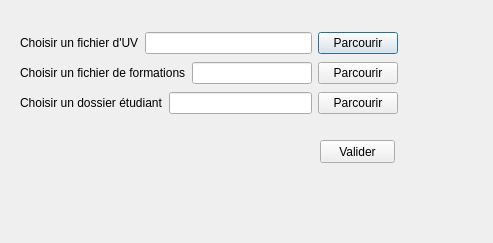
Clement-Fichmann/UTProfiler, file openingwindow.ui: the form before one commit.
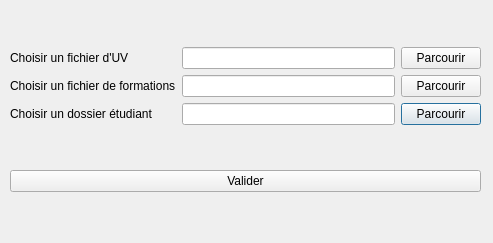
The form after the commit.

```diff
--- a/openingwindow.ui
+++ b/openingwindow.ui
@@ -16,91 +16,120 @@
   <widget class="QWidget" name="verticalLayoutWidget">
    <property name="geometry">
     <rect>
-     <x>20</x>
-     <y>30</y>
-     <width>378</width>
-     <height>89</height>
+     <x>10</x>
+     <y>10</y>
+     <width>471</width>
+     <height>221</height>
     </rect>
    </property>
    <layout class="QVBoxLayout" name="mainlayout">
     <item>
-     <layout class="QHBoxLayout" name="layoutUV">
-      <item>
+     <spacer name="verticalSpacer_2">
+      <property name="orientation">
+       <enum>Qt::Vertical</enum>
+      </property>
+      <property name="sizeHint" stdset="0">
+       <size>
+        <width>20</width>
+        <height>40</height>
+       </size>
+      </property>
+     </spacer>
+    </item>
+    <item>
+     <layout class="QGridLayout" name="gridLayout">
+      <item row="2" column="1">
+       <widget class="QLineEdit" name="txtEtudiant"/>
+      </item>
+      <item row="2" column="2">
+       <widget class="QPushButton" name="btnParcourirEtudiant">
+        <property name="text">
+         <string>Parcourir</string>
+        </property>
+       </widget>
+      </item>
+      <item row="0" column="0">
        <widget class="QLabel" name="lblUV">
         <property name="text">
          <string>Choisir un fichier d'UV</string>
         </property>
        </widget>
       </item>
-      <item>
-       <widget class="QLineEdit" name="txtUV"/>
-      </item>
-      <item>
+      <item row="0" column="2">
        <widget class="QPushButton" name="btnParcourirUV">
         <property name="text">
          <string>Parcourir</string>
         </property>
        </widget>
       </item>
-     </layout>
-    </item>
-    <item>
-     <layout class="QHBoxLayout" name="layoutFormation">
-      <item>
+      <item row="0" column="1">
+       <widget class="QLineEdit" name="txtUV"/>
+      </item>
+      <item row="1" column="2">
+       <widget class="QPushButton" name="btnParcourirFormation">
+        <property name="text">
+         <string>Parcourir</string>
+        </property>
+       </widget>
+      </item>
+      <item row="1" column="1">
+       <widget class="QLineEdit" name="txtFormation"/>
+      </item>
+      <item row="1" column="0">
        <widget class="QLabel" name="lblFormation">
         <property name="text">
          <string>Choisir un fichier de formations</string>
         </property>
        </widget>
       </item>
-      <item>
-       <widget class="QLineEdit" name="txtFormation"/>
-      </item>
-      <item>
-       <widget class="QPushButton" name="btnParcourirFormation">
-        <property name="text">
-         <string>Parcourir</string>
-        </property>
-       </widget>
-      </item>
-     </layout>
-    </item>
-    <item>
-     <layout class="QHBoxLayout" name="layoutEtudiant">
-      <item>
+      <item row="2" column="0">
        <widget class="QLabel" name="label_3">
         <property name="text">
          <string>Choisir un dossier étudiant</string>
         </property>
        </widget>
       </item>
+     </layout>
+    </item>
+    <item>
+     <layout class="QVBoxLayout" name="verticalLayout_4">
       <item>
-       <widget class="QLineEdit" name="txtEtudiant"/>
+       <spacer name="verticalSpacer">
+        <property name="orientation">
+         <enum>Qt::Vertical</enum>
+        </property>
+        <property name="sizeHint" stdset="0">
+         <size>
+          <width>20</width>
+          <height>40</height>
+         </size>
+        </property>
+       </spacer>
       </item>
       <item>
-       <widget class="QPushButton" name="btnParcourirEtudiant">
+       <widget class="QPushButton" name="btnValider">
         <property name="text">
-         <string>Parcourir</string>
+         <string>Valider</string>
         </property>
        </widget>
       </item>
+      <item>
+       <spacer name="verticalSpacer_3">
+        <property name="orientation">
+         <enum>Qt::Vertical</enum>
+        </property>
+        <property name="sizeHint" stdset="0">
+         <size>
+          <width>20</width>
+          <height>40</height>
+         </size>
+        </property>
+       </spacer>
+      </item>
      </layout>
     </item>
    </layout>
   </widget>
-  <widget class="QPushButton" name="btnValider">
-   <property name="geometry">
-    <rect>
-     <x>320</x>
-     <y>140</y>
-     <width>75</width>
-     <height>23</height>
-    </rect>
-   </property>
-   <property name="text">
-    <string>Valider</string>
-   </property>
-  </widget>
  </widget>
  <resources/>
  <connections/>
```
Left out of the diff: 11 changed lines with no effect on the pictures.
